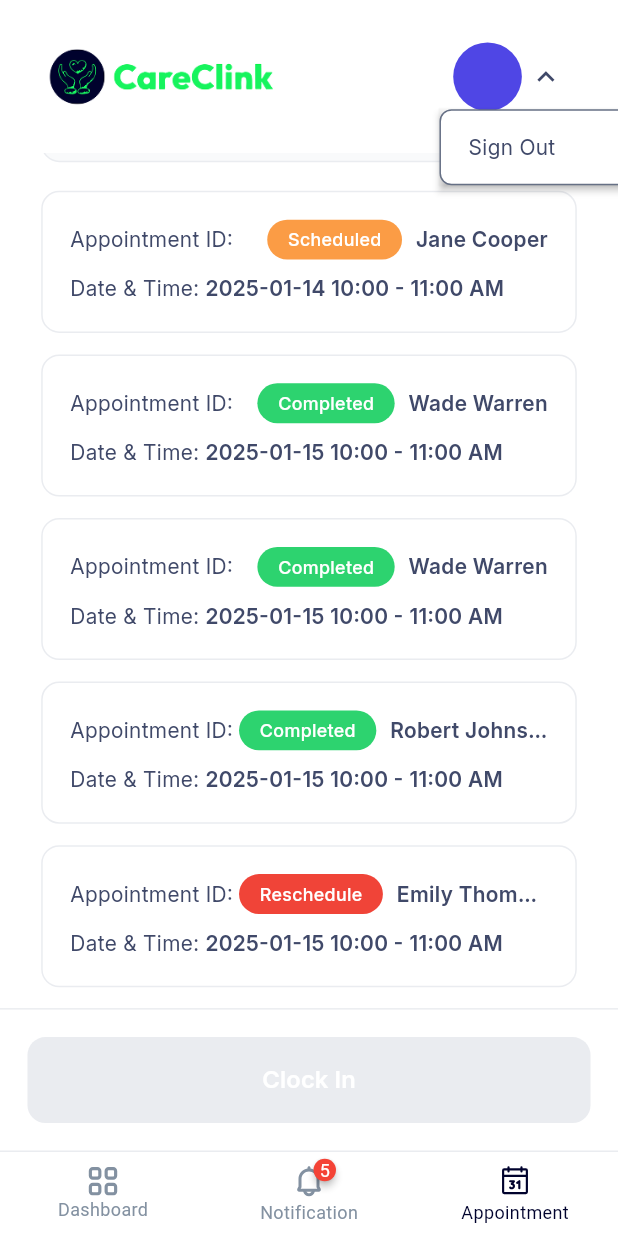
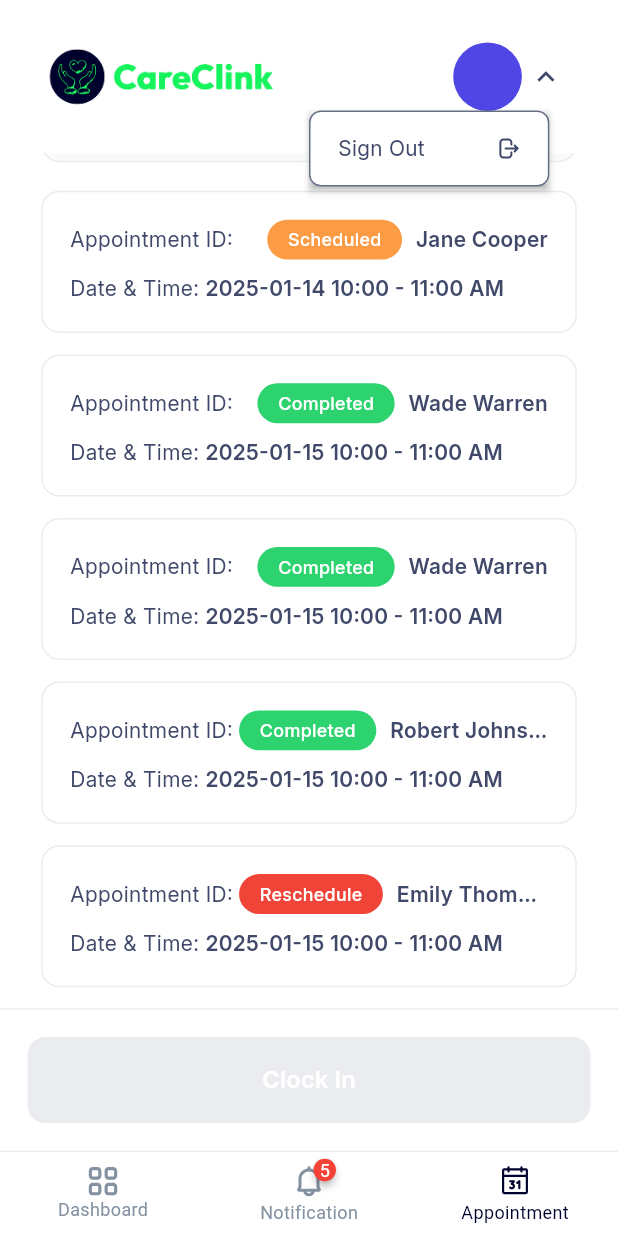
Before and after one commit to Jossyboydgenius/CareClink, a Flutter app: the AppointmentView screen opened by its route, scrolled down 135 dp, after a tap on the "keyboard arrow down" icon, on a phone screen of 412 x 824 dp. Run offline on Flutter 3.47's test engine with Material 3 defaults, Android fonts, the phone set to English and light mode, and no system bars; drawn by our look-alikes of badges; our stand-ins replace connectivity_plus, flutter_bloc, flutter_datetime_picker_plus, flutter_dotenv, flutter_screenutil, flutter_secure_storage and 3 more; accounts and stored records are empty.

Commit message:
Refactor UserAvatar widget to improve overlay management and handle back navigation

```diff
--- a/lib/ui/widgets/user_avatar.dart
+++ b/lib/ui/widgets/user_avatar.dart
@@ -31,6 +31,22 @@ class _UserAvatarState extends State<UserAvatar> {
     _loadUserData();
   }
 
+  @override
+  void dispose() {
+    _removeOverlay();
+    super.dispose();
+  }
+
+  @override
+  void didChangeDependencies() {
+    super.didChangeDependencies();
+    WidgetsBinding.instance.addPostFrameCallback((_) {
+      if (_isOpen) {
+        _removeOverlay();
+      }
+    });
+  }
+
   Future<void> _loadUserData() async {
     debugPrint('Loading user data for avatar');
     try {
@@ -58,31 +74,34 @@ class _UserAvatarState extends State<UserAvatar> {
   }
 
   void _handleSignOut() async {
+    try {
       final userService = locator<UserService>();
       await userService.logout();
       _removeOverlay();
       NavigationService.pushReplacementNamed(AppRoutes.signInView);
+    } catch (e) {
+      debugPrint('Error signing out: $e');
+    }
   }
 
   void _showOverlay() {
-    _overlayEntry = _createOverlayEntry();
-    Overlay.of(context).insert(_overlayEntry!);
-    setState(() => _isOpen = true);
-  }
+    _removeOverlay();
 
-  void _removeOverlay() {
-    _overlayEntry?.remove();
-    _overlayEntry = null;
-    setState(() => _isOpen = false);
-  }
+    final RenderBox renderBox = context.findRenderObject() as RenderBox;
+    final size = renderBox.size;
+    final offset = renderBox.localToGlobal(Offset.zero);
 
-  OverlayEntry _createOverlayEntry() {
-    return OverlayEntry(
+    final screenWidth = MediaQuery.of(context).size.width;
+    final rightSpace = screenWidth - (offset.dx + size.width);
+
+    _overlayEntry = OverlayEntry(
       builder: (context) => Positioned(
         width: 140.w,
         child: CompositedTransformFollower(
           link: _layerLink,
-          offset: Offset(0, 45.h),
+          targetAnchor: Alignment.bottomRight,
+          followerAnchor: Alignment.topRight,
+          offset: Offset(-16.w, -8.h),
           child: Material(
             elevation: 2,
             color: Colors.transparent,
@@ -119,12 +138,25 @@ class _UserAvatarState extends State<UserAvatar> {
         ),
       ),
     );
+
+    Overlay.of(context).insert(_overlayEntry!);
+    setState(() => _isOpen = true);
   }
 
-  @override
-  void dispose() {
+  void _removeOverlay() {
+    _overlayEntry?.remove();
+    _overlayEntry = null;
+    if (mounted) {
+      setState(() => _isOpen = false);
+    }
+  }
+
+  Future<bool> onWillPop() async {
+    if (_isOpen) {
       _removeOverlay();
-    super.dispose();
+      return false;
+    }
+    return true;
   }
 
   String _getInitials() {
@@ -215,7 +247,9 @@ class _UserAvatarState extends State<UserAvatar> {
 
   @override
   Widget build(BuildContext context) {
-    return CompositedTransformTarget(
+    return WillPopScope(
+      onWillPop: onWillPop,
+      child: CompositedTransformTarget(
         link: _layerLink,
         child: GestureDetector(
           onTap: () {
@@ -240,6 +274,7 @@ class _UserAvatarState extends State<UserAvatar> {
             ),
           ),
         ),
+      ),
     );
   }
 }
```
Lines whose indentation alone changed are shown as unchanged.
